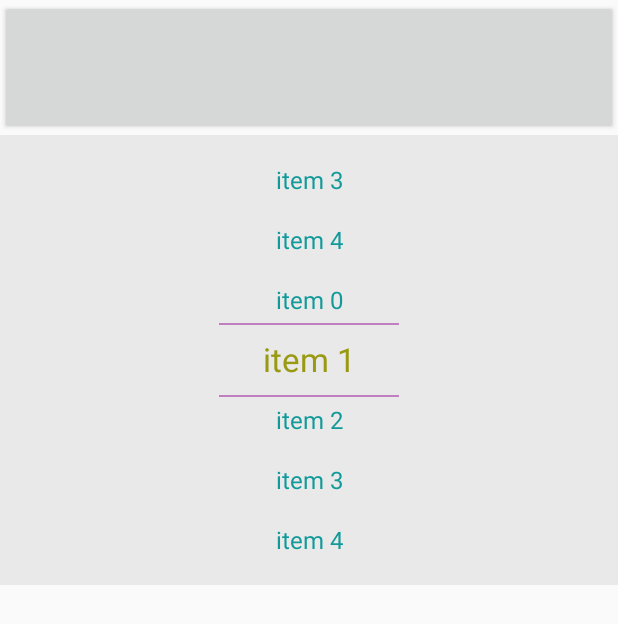
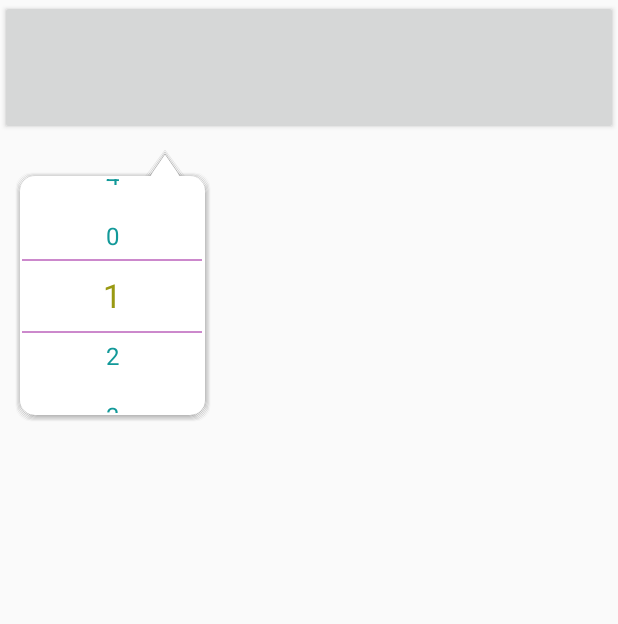
Before and after one commit to waterfaity/WaterFairyLibrary, an Android app: the screen it shows after launch (MainActivity), on a phone screen of 412 x 824 dp. Shown: the top 624 px of the screen. Run offline under Robolectric (Android 15) with nearby library versions, the phone set to English and light mode, and no system bars.

Commit message:
1.气泡view 修改

```diff
--- a/app/build.gradle
+++ b/app/build.gradle
@@ -41,6 +41,7 @@ dependencies {
     implementation 'androidx.navigation:navigation-ui-ktx:2.3.0'
     implementation project(path: ':libraryPickerView')
     implementation project(path: ':libraryAudioRecordDialog')
+    implementation project(path: ':libraryWaterfairy')
     testImplementation 'junit:junit:4.12'
     androidTestImplementation 'androidx.test.ext:junit:1.1.1'
     androidTestImplementation 'androidx.test.espresso:espresso-core:3.2.0'
--- a/app/src/main/java/com/waterfairy/application/MainActivity.kt
+++ b/app/src/main/java/com/waterfairy/application/MainActivity.kt
@@ -18,7 +18,7 @@ class MainActivity : AppCompatActivity() {
         pick_view.setOnPickListener { pickrView, any, pos -> button.text = any.toString() }
         button.setOnClickListener { view -> pick_view.currentPos = 10 }
 
-        RecordDialog(this, true).show()
+
 
     }
 }
--- a/app/src/main/res/layout/activity_main.xml
+++ b/app/src/main/res/layout/activity_main.xml
@@ -12,13 +12,16 @@
         android:layout_width="match_parent"
         android:layout_height="90dp" />
 
+    <com.waterfairy.widget.BubbleRelativeLayout
+        android:layout_width="150dp"
+        android:layout_height="200dp"
+        app:bubbleRightMargin="40dp">
 
         <com.waterfairy.librarypickerview.PickerView
             android:id="@+id/pick_view"
             android:layout_width="match_parent"
             android:layout_height="300dp"
             android:layout_gravity="center"
-        android:background="#11000000"
             app:centerDataTextColor="#999912"
             app:centerDataTextSize="22dp"
             app:currentPos="1"
@@ -34,6 +37,7 @@
             app:loopAble="true"
             app:showDataSize="1"
             app:showStyle="CENTER" />
+    </com.waterfairy.widget.BubbleRelativeLayout>
 
 
 </LinearLayout>
--- a/build.gradle
+++ b/build.gradle
@@ -1,5 +1,6 @@
 // Top-level build file where you can add configuration options common to all sub-projects/modules.
 buildscript {
+    ext.kotlin_version = '1.4.30-RC'
     ext.kotlin_version = "1.3.72"
     ext.androidXSDKVersion = "1.1.0"
     repositories {
--- a/libraryPickerView/src/main/java/com/waterfairy/librarypickerview/PickerView.java
+++ b/libraryPickerView/src/main/java/com/waterfairy/librarypickerview/PickerView.java
@@ -147,7 +147,7 @@ public class PickerView extends View {
         paint.setAntiAlias(true);
         oriDataList = new ArrayList<>();
         for (int i = 0; i < 5; i++) {
-            oriDataList.add("item " + i);
+            oriDataList.add("" + i);
         }
         //飞滚
         gestureFlingTool = new GestureFlingTool(new GestureFlingTool.OnFlingListener() {
--- a/libraryWaterfairy/build.gradle
+++ b/libraryWaterfairy/build.gradle
@@ -1,4 +1,5 @@
 apply plugin: 'com.android.library'
+apply plugin: 'kotlin-android'
 
 android {
     compileSdkVersion 29
@@ -27,5 +28,10 @@ dependencies {
     testImplementation 'junit:junit:4.12'
     androidTestImplementation 'androidx.test.ext:junit:1.1.1'
     androidTestImplementation 'androidx.test.espresso:espresso-core:3.2.0'
+    implementation "androidx.core:core-ktx:+"
+    implementation "org.jetbrains.kotlin:kotlin-stdlib-jdk7:$kotlin_version"
 
 }
+repositories {
+    mavenCentral()
+}
--- /dev/null
+++ b/libraryWaterfairy/src/main/java/com/waterfairy/widget/BubbleRelativeLayout.kt
@@ -0,0 +1,141 @@
+package com.waterfairy.widget
+
+import android.content.Context
+import android.graphics.*
+import android.util.AttributeSet
+import android.widget.RelativeLayout
+import com.waterfairy.library.R
+import com.waterfairy.widget.utils.PathUtils
+
+/**
+ * @author  water_fairy
+ * @email   995637517@qq.com
+ * @date    2019-07-18 10:08
+ * @info:
+ */
+class BubbleRelativeLayout(context: Context, attributes: AttributeSet) :
+    RelativeLayout(context, attributes) {
+
+    private var bgColor: Int
+    private var rightMargin: Int//三角形定点位置
+    private var triangleWidth: Int
+    private var triangleHeight: Int
+    private var radius: Int
+    private var paint: Paint
+    private var margin = 20//边缘间隔
+    private var center = false
+
+    /**
+     * 阴影过度颜色
+     */
+    private var shadowColors = arrayOf(
+        Color.parseColor("#49000000"),
+        Color.parseColor("#42000000"),
+        Color.parseColor("#35000000"),
+        Color.parseColor("#28000000"),
+        Color.parseColor("#21000000"),
+        Color.parseColor("#14000000"),
+        Color.parseColor("#07000000")
+    )
+
+
+    init {
+        setBackgroundColor(Color.TRANSPARENT)
+        val typedArray =
+            context.obtainStyledAttributes(attributes, R.styleable.BubbleRelativeLayout)
+        bgColor = typedArray.getColor(R.styleable.BubbleRelativeLayout_bubbleBGColor, Color.WHITE)
+        rightMargin = typedArray.getDimensionPixelSize(
+            R.styleable.BubbleRelativeLayout_bubbleRightMargin,
+            (resources.displayMetrics.density * 30).toInt()
+        )
+        radius = typedArray.getDimensionPixelSize(
+            R.styleable.BubbleRelativeLayout_bubbleRadius,
+            (resources.displayMetrics.density * 10).toInt()
+        )
+        triangleWidth = typedArray.getDimensionPixelSize(
+            R.styleable.BubbleRelativeLayout_bubbleTriangleWidth,
+            (resources.displayMetrics.density * 20).toInt()
+        )
+        triangleHeight = typedArray.getDimensionPixelSize(
+            R.styleable.BubbleRelativeLayout_bubbleTriangleHeight,
+            (resources.displayMetrics.density * 15).toInt()
+        )
+        center = typedArray.getBoolean(R.styleable.BubbleRelativeLayout_bubbleCenter, false)
+        setPadding(
+            radius + shadowColors.size,
+            (triangleHeight + radius) + shadowColors.size,
+            radius + shadowColors.size,
+            radius + shadowColors.size
+        )
+
+        typedArray.recycle()
+        paint = Paint()
+        paint.color = bgColor
+        paint.isAntiAlias = true
+    }
+
+    override fun onDraw(canvas: Canvas?) {
+        if (width != 0 && height != 0) {
+
+            paint.style = Paint.Style.STROKE
+
+            for (i in shadowColors.indices) {
+                paint.color = shadowColors[i]
+                if (i % 2 == 1) {
+                    canvas?.drawPath(getS(i), paint)
+                }
+                val corner = PathUtils.getCorner(
+                    RectF(
+                        0F + margin - i + shadowColors.size / 3,
+                        ((triangleHeight - 1).toFloat()) - i + margin + shadowColors.size / 2,
+                        width.toFloat() - margin + i - shadowColors.size / 4,
+                        height.toFloat() - margin + i
+                    ), radius
+                )
+                canvas?.drawPath(corner, paint)
+            }
+
+            paint.color = bgColor
+            paint.style = Paint.Style.FILL_AND_STROKE
+
+            val corner = PathUtils.getCorner(
+                RectF(
+                    0F + margin,
+                    ((triangleHeight - 1).toFloat()) + margin,
+                    width.toFloat() - margin,
+                    height.toFloat() - margin
+                ), radius
+            )
+            canvas?.drawPath(corner, paint)
+            canvas?.drawPath(getS(0), paint)
+        }
+    }
+
+    /**
+     * 三角形
+     */
+    private fun getS(marginTemp: Int): Path {
+        if (center) {
+            rightMargin = width / 2
+        }
+        val path = Path()
+        //右点
+        path.moveTo(
+            (width - rightMargin + triangleWidth / 2).toFloat() + marginTemp,
+            triangleHeight.toFloat() + margin
+        )
+        //左点
+        path.lineTo(
+            (width - rightMargin - triangleWidth / 2).toFloat() - marginTemp,
+            triangleHeight.toFloat() + margin
+        )
+        //顶点
+        path.lineTo((width - rightMargin).toFloat(), 0F - marginTemp + margin)
+        //右点
+        path.lineTo(
+            (width - rightMargin + triangleWidth / 2).toFloat() + marginTemp,
+            triangleHeight.toFloat() + margin
+        )
+        return path;
+    }
+}
--- /dev/null
+++ b/libraryWaterfairy/src/main/res/values/attrs.xml
@@ -0,0 +1,11 @@
+<?xml version="1.0" encoding="utf-8"?>
+<resources>
+    <declare-styleable name="BubbleRelativeLayout">
+        <attr name="bubbleRightMargin" format="dimension" />
+        <attr name="bubbleRadius" format="dimension" />
+        <attr name="bubbleTriangleWidth" format="dimension" />
+        <attr name="bubbleTriangleHeight" format="dimension" />
+        <attr name="bubbleBGColor" format="color" />
+        <attr name="bubbleCenter" format="boolean" />
+    </declare-styleable>
+</resources>
```
Lines whose indentation alone changed are shown as unchanged.
